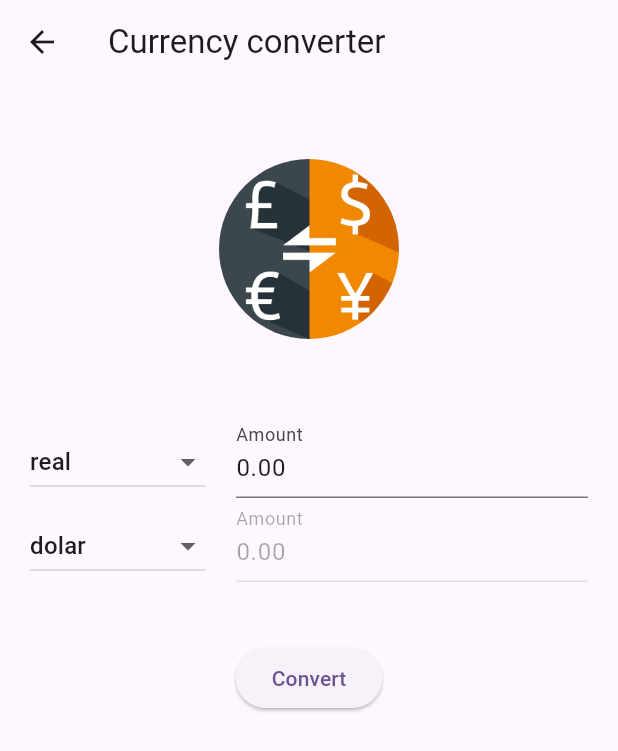
After one commit to CostaFernando/flutter-playground, a Flutter app: the CurrencyConverterPage screen opened by its route, on a phone screen of 412 x 824 dp. The commit adds this screen. Shown: the top 751 px of the screen. Run offline on Flutter 3.47's test engine with Material 2 defaults, Android fonts, the phone set to English and light mode, and no system bars.

Commit message:
✨ Currency converter project.

```diff
--- /dev/null
+++ b/lib/currency_converter/controllers/currency_controller.dart
@@ -0,0 +1,13 @@
+import '../models/currency_model.dart';
+
+class CurrencyController {
+  late List<CurrencyModel> currencies;
+  late CurrencyModel toCurrency;
+  late CurrencyModel fromCurrency;
+
+  CurrencyController() {
+    currencies = CurrencyModel.getCurrencies();
+    toCurrency = currencies[0];
+    fromCurrency = currencies[1];
+  }
+}
--- /dev/null
+++ b/lib/currency_converter/models/currency_model.dart
@@ -0,0 +1,48 @@
+class CurrencyModel {
+  final String name;
+  final double real;
+  final double dolar;
+  final double euro;
+  final double bitcoin;
+
+  const CurrencyModel({
+    required this.name,
+    required this.real,
+    required this.dolar,
+    required this.euro,
+    required this.bitcoin,
+  });
+
+  static List<CurrencyModel> getCurrencies() {
+    return <CurrencyModel>[
+      const CurrencyModel(
+        name: 'real',
+        real: 1.0,
+        dolar: 0.18,
+        euro: 0.15,
+        bitcoin: 0.000016,
+      ),
+      const CurrencyModel(
+        name: 'dolar',
+        real: 5.65,
+        dolar: 1.0,
+        euro: 0.85,
+        bitcoin: 0.000088,
+      ),
+      const CurrencyModel(
+        name: 'euro',
+        real: 6.62,
+        dolar: 1.17,
+        euro: 1.0,
+        bitcoin: 0.00010,
+      ),
+      const CurrencyModel(
+        name: 'bitcoin',
+        real: 64114.30,
+        dolar: 11351.30,
+        euro: 9683.80,
+        bitcoin: 1.0,
+      ),
+    ];
+  }
+}
--- /dev/null
+++ b/lib/currency_converter/views/currency_converter_page.dart
@@ -0,0 +1,160 @@
+import 'package:flutter/material.dart';
+import 'package:flutter/services.dart';
+
+import '../models/currency_model.dart';
+
+List<CurrencyModel> currencies = CurrencyModel.getCurrencies();
+
+class CurrencyConverterPage extends StatelessWidget {
+  const CurrencyConverterPage({super.key});
+
+  @override
+  Widget build(BuildContext context) {
+    return Scaffold(
+      appBar: AppBar(
+        title: const Text('Currency converter'),
+      ),
+      body: const CurrencyConverterForm(),
+    );
+  }
+}
+
+class CurrencyConverterForm extends StatefulWidget {
+  const CurrencyConverterForm({super.key});
+
+  @override
+  State<CurrencyConverterForm> createState() => _CurrencyConverterFormState();
+}
+
+class _CurrencyConverterFormState extends State<CurrencyConverterForm> {
+  String fromCurrency = currencies[0].name;
+  String toCurrency = currencies[1].name;
+  final fromCurrencyAmount = TextEditingController(text: '0.00');
+  final toCurrencyAmount = TextEditingController(text: '0.00');
+
+  void convert() {
+    CurrencyModel currency =
+        currencies.firstWhere((currency) => currency.name == fromCurrency);
+    double amount = double.parse(fromCurrencyAmount.text);
+
+    Map<String, double> currencyMap = {
+      'real': currency.real,
+      'dolar': currency.dolar,
+      'euro': currency.euro,
+      'bitcoin': currency.bitcoin,
+    };
+
+    toCurrencyAmount.text =
+        (currencyMap[toCurrency]! * amount).toStringAsFixed(2);
+  }
+
+  @override
+  Widget build(BuildContext context) {
+    return SizedBox(
+      width: MediaQuery.of(context).size.width,
+      height: MediaQuery.of(context).size.height,
+      child: Padding(
+        padding:
+            const EdgeInsets.only(left: 20, right: 20, top: 50, bottom: 20),
+        child: Column(
+          mainAxisAlignment: MainAxisAlignment.start,
+          crossAxisAlignment: CrossAxisAlignment.center,
+          children: [
+            // const SizedBox(height: 50),
+            ClipOval(
+              child: Image.asset(
+                'assets/images/currency_converter_logo.png',
+                width: 120,
+                height: 120,
+              ),
+            ),
+            const SizedBox(height: 50),
+            SizedBox(
+              width: MediaQuery.of(context).size.width,
+              child: Row(
+                mainAxisAlignment: MainAxisAlignment.center,
+                crossAxisAlignment: CrossAxisAlignment.end,
+                children: [
+                  Expanded(
+                    flex: 1,
+                    child: DropdownButton(
+                      isExpanded: true,
+                      value: fromCurrency,
+                      items: currencies
+                          .map((e) => DropdownMenuItem(
+                                value: e.name,
+                                child: Text(e.name),
+                              ))
+                          .toList(),
+                      onChanged: (value) {
+                        setState(() {
+                          fromCurrency = value.toString();
+                        });
+                      },
+                    ),
+                  ),
+                  const SizedBox(width: 20),
+                  Expanded(
+                    flex: 2,
+                    child: TextField(
+                      controller: fromCurrencyAmount,
+                      decoration: const InputDecoration(
+                        labelText: 'Amount',
+                      ),
+                      keyboardType: TextInputType.number,
+                      inputFormatters: [FilteringTextInputFormatter.digitsOnly],
+                    ),
+                  ),
+                ],
+              ),
+            ),
+            SizedBox(
+              width: MediaQuery.of(context).size.width,
+              child: Row(
+                mainAxisAlignment: MainAxisAlignment.center,
+                crossAxisAlignment: CrossAxisAlignment.end,
+                children: [
+                  Expanded(
+                    flex: 1,
+                    child: DropdownButton(
+                      isExpanded: true,
+                      value: toCurrency,
+                      items: currencies
+                          .map((e) => DropdownMenuItem(
+                                value: e.name,
+                                child: Text(e.name),
+                              ))
+                          .toList(),
+                      onChanged: (value) {
+                        setState(() {
+                          toCurrency = value.toString();
+                        });
+                      },
+                    ),
+                  ),
+                  const SizedBox(width: 20),
+                  Expanded(
+                    flex: 2,
+                    child: TextField(
+                      controller: toCurrencyAmount,
+                      readOnly: true,
+                      enabled: false,
+                      decoration: const InputDecoration(
+                        labelText: 'Amount',
+                      ),
+                    ),
+                  ),
+                ],
+              ),
+            ),
+            const SizedBox(height: 40),
+            ElevatedButton(
+              onPressed: convert,
+              child: const Text('Convert'),
+            ),
+          ],
+        ),
+      ),
+    );
+  }
+}
--- a/lib/main.dart
+++ b/lib/main.dart
@@ -1,5 +1,7 @@
 import 'package:flutter/material.dart';
 import 'package:flutter_playground/tinder_location_finder/tinder_location_finder_page.dart';
+
+import 'currency_converter/views/currency_converter_page.dart';
 
 void main() {
   runApp(const MyApp());
@@ -21,6 +23,7 @@ class MyApp extends StatelessWidget {
         '/': (context) => const HomePage(),
         '/tinder_location_finder': (context) =>
             const TinderLocationFinderPage(),
+        '/currency_converter': (context) => const CurrencyConverterPage(),
       },
     );
   }
@@ -46,6 +49,11 @@ class HomePage extends StatelessWidget {
                   Navigator.of(context).pushNamed('/tinder_location_finder');
                 },
                 child: const Text('Tinder location finder')),
+            ElevatedButton(
+                onPressed: () {
+                  Navigator.of(context).pushNamed('/currency_converter');
+                },
+                child: const Text('Currency converter')),
           ],
         ),
       ),
--- a/pubspec.yaml
+++ b/pubspec.yaml
@@ -59,6 +59,7 @@ flutter:
   # To add assets to your application, add an assets section, like this:
   assets:
     - assets/images/tinder_logo.png
+    - assets/images/currency_converter_logo.png
 
   # An image asset can refer to one or more resolution-specific "variants", see
   # https://flutter.dev/assets-and-images/#resolution-aware
```
Also changed, not shown: assets/images/currency_converter_logo.png (added).
